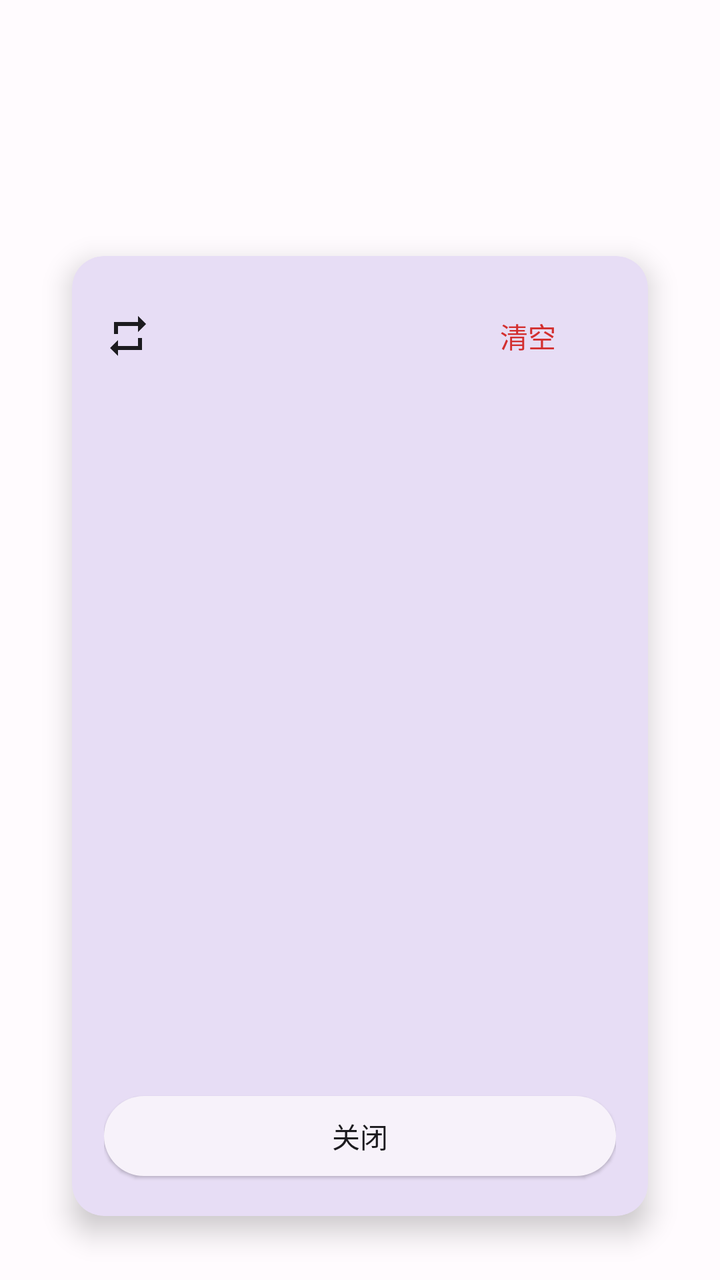
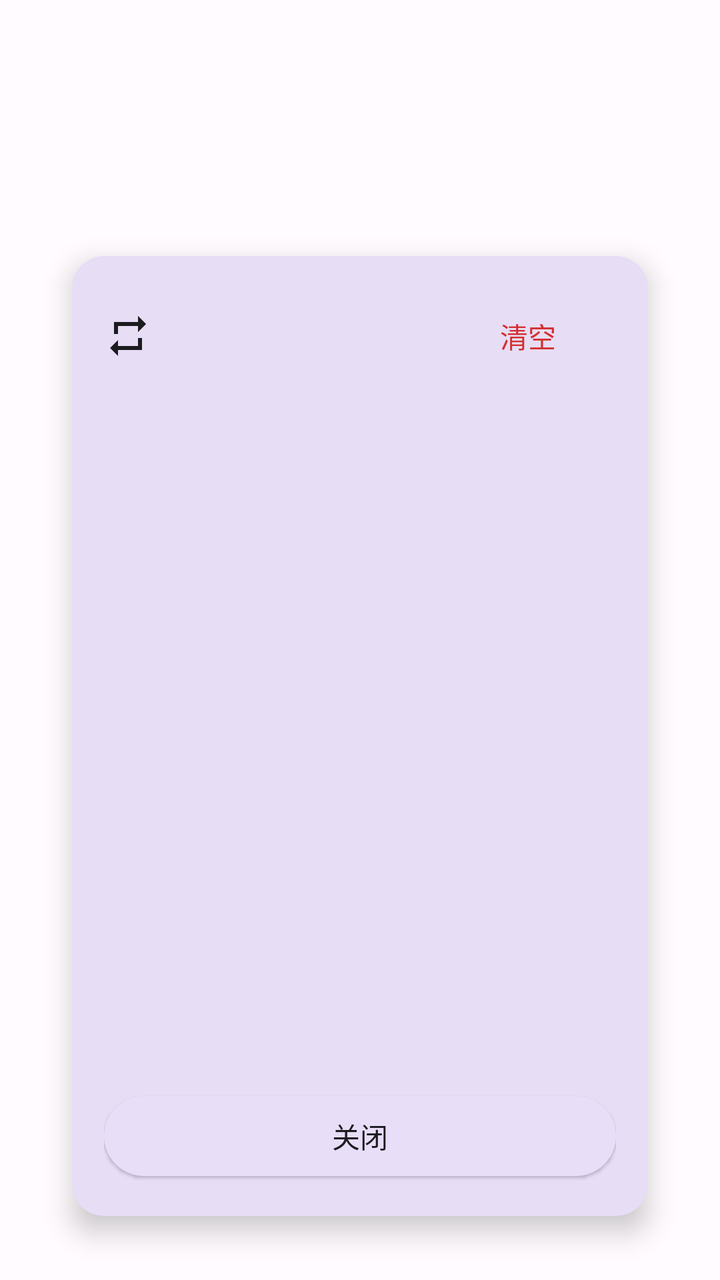

Screens rendered from an Android XML layout before and after an edit, with the pre-edit source and the edit as a unified diff.
<!-- AndroidManifest.xml: application theme Theme.HpuMusicPlayer -->
<!-- res/layout/dialog_play_queue.xml -->
<?xml version="1.0" encoding="utf-8"?>
<FrameLayout xmlns:android="http://schemas.android.com/apk/res/android"
    xmlns:app="http://schemas.android.com/apk/res-auto"
    android:id="@+id/rootLayout"
    android:layout_width="match_parent"
    android:layout_height="match_parent"
    android:background="@android:color/transparent">

    <androidx.constraintlayout.widget.ConstraintLayout
        android:layout_width="match_parent"
        android:layout_height="match_parent"
        android:background="@android:color/transparent">

        
        <androidx.constraintlayout.widget.Guideline
            android:id="@+id/guidelineStart"
            android:layout_width="wrap_content"
            android:layout_height="wrap_content"
            android:orientation="vertical"
            app:layout_constraintGuide_percent="0.10" />

        
        <androidx.constraintlayout.widget.Guideline
            android:id="@+id/guidelineEnd"
            android:layout_width="wrap_content"
            android:layout_height="wrap_content"
            android:orientation="vertical"
            app:layout_constraintGuide_percent="0.90" />

        
        <androidx.constraintlayout.widget.Guideline
            android:id="@+id/guidelineTop"
            android:layout_width="wrap_content"
            android:layout_height="wrap_content"
            android:orientation="horizontal"
            app:layout_constraintGuide_percent="0.20" />   

        
        <androidx.constraintlayout.widget.Guideline
            android:id="@+id/guidelineBottom"
            android:layout_width="wrap_content"
            android:layout_height="wrap_content"
            android:orientation="horizontal"
            app:layout_constraintGuide_percent="0.95" />

        
        <com.google.android.material.card.MaterialCardView
            android:layout_width="0dp"
            android:layout_height="0dp"
            app:cardCornerRadius="16dp"
            app:cardElevation="8dp"
            app:strokeWidth="0dp"
            app:cardBackgroundColor="?attr/colorSurface"
            app:layout_constraintStart_toStartOf="@id/guidelineStart"
            app:layout_constraintEnd_toEndOf="@id/guidelineEnd"
            app:layout_constraintTop_toTopOf="@id/guidelineTop"
            app:layout_constraintBottom_toBottomOf="@id/guidelineBottom"
            android:clickable="true"
            android:focusable="true">

            <LinearLayout
                android:layout_width="match_parent"
                android:layout_height="match_parent"
                android:orientation="vertical"
                android:padding="16dp">

                
                <LinearLayout
                    android:layout_width="match_parent"
                    android:layout_height="wrap_content"
                    android:orientation="horizontal"
                    android:gravity="center_vertical"
                    android:layout_marginBottom="16dp">

                    <LinearLayout
                        android:id="@+id/layoutMode"
                        android:layout_width="0dp"
                        android:layout_height="wrap_content"
                        android:layout_weight="1"
                        android:orientation="horizontal"
                        android:gravity="center_vertical">

                        <ImageView
                            android:id="@+id/ivPlayMode"
                            android:layout_width="24dp"
                            android:layout_height="24dp"
                            android:src="@drawable/ic_mode_list_loop"
                            app:tint="?attr/colorOnSurface"
                            android:contentDescription="模式" />

                        <TextView
                            android:id="@+id/tvPlayModeName"
                            android:layout_width="wrap_content"
                            android:layout_height="wrap_content"
                            android:textAppearance="@style/TextAppearance.HpuMusicPlayer.TitleMedium"
                            android:textColor="?attr/colorOnSurface"
                            android:layout_marginStart="8dp" />

                        <TextView
                            android:id="@+id/tvSongCount"
                            android:layout_width="wrap_content"
                            android:layout_height="wrap_content"
                            android:layout_marginStart="8dp"
                            android:textAppearance="@style/TextAppearance.HpuMusicPlayer.BodyMedium"
                            android:textColor="?attr/colorOnSurfaceVariant" />
                    </LinearLayout>

                    <com.google.android.material.button.MaterialButton
                        android:id="@+id/tvClearAll"
                        style="@style/Widget.Material3.Button.TextButton"
                        android:layout_width="wrap_content"
                        android:layout_height="wrap_content"
                        android:text="清空"
                        android:textColor="?attr/colorError"
                        app:cornerRadius="20dp" />
                </LinearLayout>

                
                <androidx.recyclerview.widget.RecyclerView
                    android:id="@+id/rvQueue"
                    android:layout_width="match_parent"
                    android:layout_height="0dp"
                    android:layout_weight="1"
                    android:overScrollMode="never" />

                
                <com.google.android.material.button.MaterialButton
                    android:id="@+id/tvClose"
                    style="@style/Widget.Material3.Button.ElevatedButton"
                    android:layout_width="match_parent"
                    android:layout_height="wrap_content"
                    android:layout_marginTop="16dp"
                    android:text="关闭"
                    android:textColor="?attr/colorOnSurface"
                    app:cornerRadius="20dp" />

            </LinearLayout>
        </com.google.android.material.card.MaterialCardView>
    </androidx.constraintlayout.widget.ConstraintLayout>
</FrameLayout>
<!-- resources referenced by this layout -->
<resources>
  <style name="TextAppearance.HpuMusicPlayer.BodyMedium" parent="TextAppearance.Material3.BodyMedium">
          <item name="android:textSize">14sp</item>
          <item name="android:textFontWeight" tools:targetApi="p">400</item>
      </style>
  <style name="TextAppearance.HpuMusicPlayer.TitleMedium" parent="TextAppearance.Material3.TitleMedium">
          <item name="android:textSize">16sp</item>
          <item name="android:textFontWeight" tools:targetApi="p">400</item>
      </style>
  <color name="primary_purple">#FF3700B3</color>
  <color name="white">#FFFFFFFF</color>
  <color name="primary_container">#FFEADDFF</color>
  <color name="on_primary_container">#FF21005D</color>
  <color name="accent_teal">#FF009688</color>
  <color name="secondary_container">#FFE8DEF8</color>
  <color name="on_secondary_container">#FF1D192B</color>
  <color name="background_light">#FFFFFBFE</color>
  <color name="text_primary">#FF1C1B1F</color>
  <color name="surface_primary">#FFFFFBFE</color>
  <color name="on_surface">#FF1C1B1F</color>
  <color name="nav_drawer_light">#FFF5F5F5</color>
  <color name="text_secondary">#FF49454F</color>
  <color name="error_red">#FFD32F2F</color>
  <color name="accent_red">#FFF44336</color>
  <color name="text_tertiary">#FF79747E</color>
  <color name="text_hint">#FF9E9E9E</color>
  <color name="accent_blue">#FF03DAC5</color>
  <style name="ShapeAppearance.HpuMusicPlayer.Small" parent="ShapeAppearance.Material3.SmallComponent">
          <item name="cornerFamily">rounded</item>
          <item name="cornerSize">8dp</item>
      </style>
  <style name="ShapeAppearance.HpuMusicPlayer.Medium" parent="ShapeAppearance.Material3.MediumComponent">
          <item name="cornerFamily">rounded</item>
          <item name="cornerSize">12dp</item>
      </style>
  <style name="ShapeAppearance.HpuMusicPlayer.Large" parent="ShapeAppearance.Material3.LargeComponent">
          <item name="cornerFamily">rounded</item>
          <item name="cornerSize">16dp</item>
      </style>
  <style name="TextAppearance.HpuMusicPlayer.DisplaySmall" parent="TextAppearance.Material3.DisplaySmall">
          <item name="android:textSize">36sp</item>
          <item name="android:textFontWeight" tools:targetApi="p">400</item>
      </style>
  <style name="TextAppearance.HpuMusicPlayer.TitleLarge" parent="TextAppearance.Material3.TitleLarge">
          <item name="android:textSize">22sp</item>
          <item name="android:textFontWeight" tools:targetApi="p">400</item>
      </style>
  <style name="TextAppearance.HpuMusicPlayer.TitleSmall" parent="TextAppearance.Material3.TitleSmall">
          <item name="android:textSize">14sp</item>
          <item name="android:textFontWeight" tools:targetApi="p">400</item>
      </style>
  <style name="TextAppearance.HpuMusicPlayer.BodyLarge" parent="TextAppearance.Material3.BodyLarge">
          <item name="android:textSize">16sp</item>
          <item name="android:textFontWeight" tools:targetApi="p">400</item>
      </style>
  <style name="TextAppearance.HpuMusicPlayer.BodySmall" parent="TextAppearance.Material3.BodySmall">
          <item name="android:textSize">12sp</item>
          <item name="android:textFontWeight" tools:targetApi="p">400</item>
      </style>
  <style name="TextAppearance.HpuMusicPlayer.LabelLarge" parent="TextAppearance.Material3.LabelLarge">
          <item name="android:textSize">14sp</item>
          <item name="android:textFontWeight" tools:targetApi="p">500</item>
      </style>
  <style name="TextAppearance.HpuMusicPlayer.LabelMedium" parent="TextAppearance.Material3.LabelMedium">
          <item name="android:textSize">12sp</item>
          <item name="android:textFontWeight" tools:targetApi="p">500</item>
      </style>
  <style name="TextAppearance.HpuMusicPlayer.LabelSmall" parent="TextAppearance.Material3.LabelSmall">
          <item name="android:textSize">11sp</item>
          <item name="android:textFontWeight" tools:targetApi="p">500</item>
      </style>
  <!-- unchanged entries left out for length: 7 -->
</resources>

<!-- the commit's change to res/layout/dialog_play_queue.xml (unified diff, before → after) -->
@@ -130,6 +130,7 @@
                     android:layout_width="match_parent"
                     android:layout_height="wrap_content"
                     android:layout_marginTop="16dp"
+                    app:backgroundTint="@color/secondary_container"
                     android:text="关闭"
                     android:textColor="?attr/colorOnSurface"
                     app:cornerRadius="20dp" />
